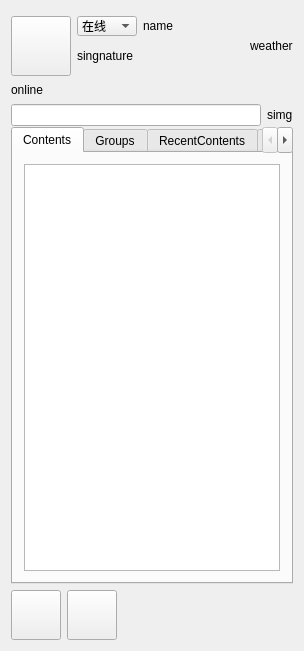
First picture: the form in MainWindow.ui, repository vell001/VFeiQ, before the edit.
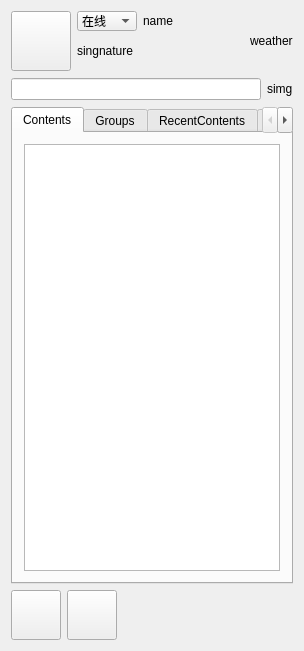
Second picture: the form after the edit. Icons and pictures are not drawn.

What changed in the file:
```diff
--- a/MainWindow.ui
+++ b/MainWindow.ui
@@ -35,13 +35,13 @@
       <property name="minimumSize">
        <size>
         <width>0</width>
-        <height>110</height>
+        <height>90</height>
        </size>
       </property>
       <property name="maximumSize">
        <size>
         <width>16777215</width>
-        <height>100</height>
+        <height>90</height>
        </size>
       </property>
       <layout class="QHBoxLayout" name="horizontalLayout_7">
@@ -186,13 +186,6 @@
            </item>
           </layout>
          </item>
-         <item>
-          <widget class="QLabel" name="onlineNumberLabel">
-           <property name="text">
-            <string>online</string>
-           </property>
-          </widget>
-         </item>
          <item>
           <layout class="QHBoxLayout" name="horizontalLayout_4">
            <item>
```
Left out of the diff: 15 changed lines with no effect on the pictures.
